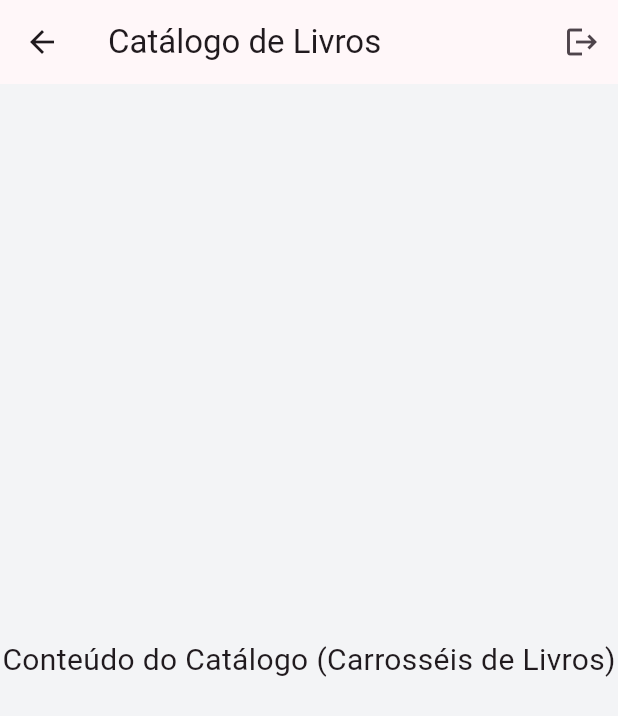
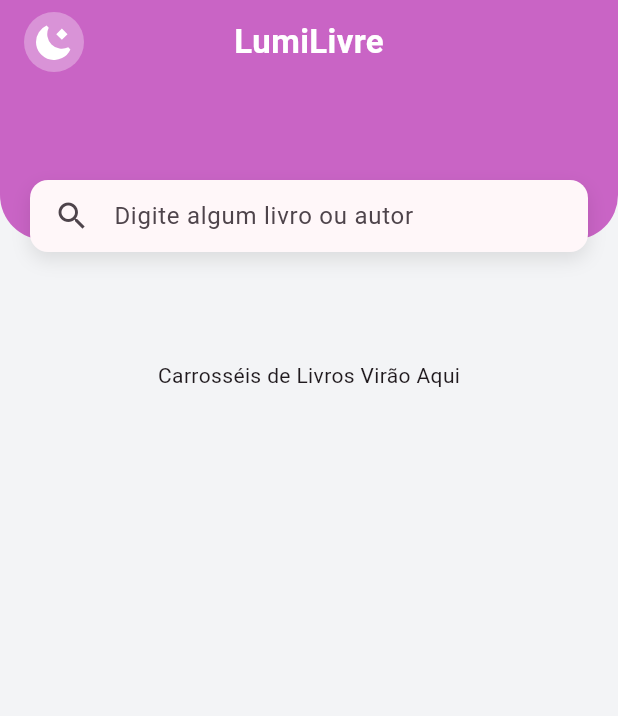
Before and after one commit to TCC-DS-2025/lumilivre-mobile, a Flutter app: the CatalogScreen screen opened directly, on a phone screen of 412 x 824 dp. Shown: the top 716 px of the screen. Run offline on Flutter 3.47's test engine with Material 3 defaults, Android fonts, the light colour scheme and no system bars; our stand-ins replace flutter_svg, shared_preferences; accounts and stored records are empty.

Commit message:
feat(catalog): implement header

```diff
--- a/lib/screens/catalog.dart
+++ b/lib/screens/catalog.dart
@@ -1,32 +1,125 @@
 import 'package:flutter/material.dart';
 import 'package:provider/provider.dart';
+import 'package:flutter_svg/flutter_svg.dart';
 
-import 'package:lumilivre_app/providers/auth.dart';
+import 'package:lumilivre_app/providers/theme.dart';
+import 'package:lumilivre_app/utils/constants.dart';
 
 class CatalogScreen extends StatelessWidget {
   const CatalogScreen({super.key});
 
   @override
   Widget build(BuildContext context) {
-    final authProvider = Provider.of<AuthProvider>(context);
+    return Scaffold(
+      body: Stack(
+        children: [
+          ListView(
+            padding: const EdgeInsets.only(top: 220),
+            children: const [
+              // TODO: carrosséis de livros
+              SizedBox(height: 20),
+              Center(child: Text("Carrosséis de Livros Virão Aqui")),
+              SizedBox(height: 100), // Espaço extra no final
+            ],
+          ),
 
-    return Scaffold(
-      appBar: AppBar(
-        title: const Text('Catálogo de Livros'),
-        actions: [
-          IconButton(
-            icon: const Icon(Icons.logout),
-            onPressed: () {
-              authProvider.logout();
-            },
+          _buildHeader(context),
+        ],
+      ),
+    );
+  }
+
+  Widget _buildHeader(BuildContext context) {
+    final themeProvider = Provider.of<ThemeProvider>(context);
+
+    return Container(
+      height: 200,
+      child: Stack(
+        children: [
+          Container(
+            height: 160,
+            decoration: const BoxDecoration(
+              color: LumiLivreTheme.label,
+              borderRadius: BorderRadius.only(
+                bottomLeft: Radius.circular(30),
+                bottomRight: Radius.circular(30),
+              ),
+            ),
+          ),
+
+          SafeArea(
+            child: Padding(
+              padding: const EdgeInsets.symmetric(horizontal: 16, vertical: 8),
+              child: Column(
+                children: [
+                  Row(
+                    mainAxisAlignment: MainAxisAlignment.spaceBetween,
+                    children: [
+                      Material(
+                        color: Colors.white.withOpacity(0.3),
+                        borderRadius: BorderRadius.circular(50),
+                        child: InkWell(
+                          borderRadius: BorderRadius.circular(50),
+                          onTap: () => themeProvider.toggleTheme(),
+                          child: Padding(
+                            padding: const EdgeInsets.all(8.0),
+                            child: SvgPicture.asset(
+                              themeProvider.isDarkMode
+                                  ? 'assets/icons/sun.svg'
+                                  : 'assets/icons/moon.svg',
+                              height: 24,
+                              colorFilter: const ColorFilter.mode(
+                                Colors.white,
+                                BlendMode.srcIn,
+                              ),
+                            ),
+                          ),
+                        ),
+                      ),
+                      // Título
+                      const Text(
+                        'LumiLivre',
+                        style: TextStyle(
+                          color: Colors.white,
+                          fontSize: 22,
+                          fontWeight: FontWeight.bold,
+                        ),
+                      ),
+                      const SizedBox(width: 40),
+                    ],
+                  ),
+                ],
+              ),
+            ),
+          ),
+
+          Positioned(
+            top: 120,
+            left: 20,
+            right: 20,
+            child: Container(
+              padding: const EdgeInsets.symmetric(horizontal: 16),
+              decoration: BoxDecoration(
+                color: Theme.of(context).cardColor,
+                borderRadius: BorderRadius.circular(12),
+                boxShadow: [
+                  BoxShadow(
+                    color: Colors.black.withOpacity(0.1),
+                    blurRadius: 10,
+                    offset: const Offset(0, 5),
+                  ),
+                ],
+              ),
+              child: const TextField(
+                decoration: InputDecoration(
+                  hintText: 'Digite algum livro ou autor',
+                  border: InputBorder.none,
+                  icon: Icon(Icons.search),
+                ),
+              ),
+            ),
           ),
         ],
-      ),
-      body: const Center(
-        child: Text(
-          'Conteúdo do Catálogo (Carrosséis de Livros)',
-          style: TextStyle(fontSize: 20),
-        ),
       ),
     );
   }
```
Also changed, not shown: lib/widgets/book_card.dart (+60 -0 lines), 1 other file.
